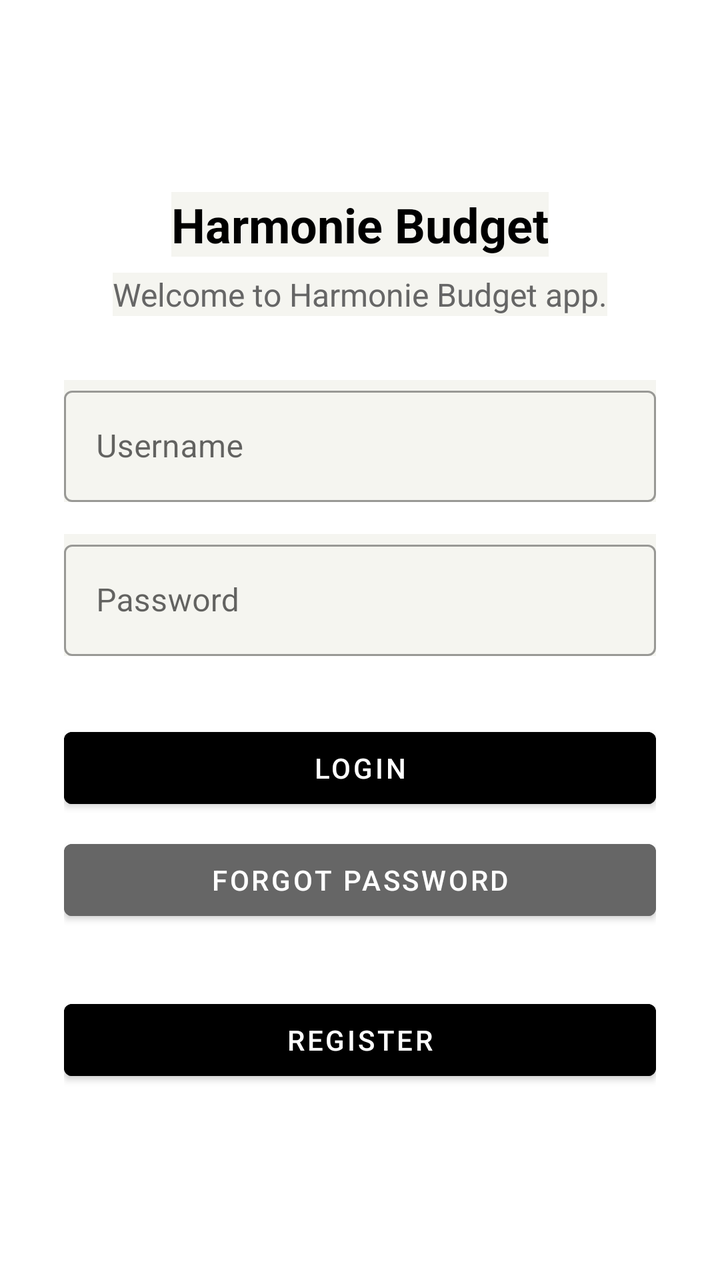
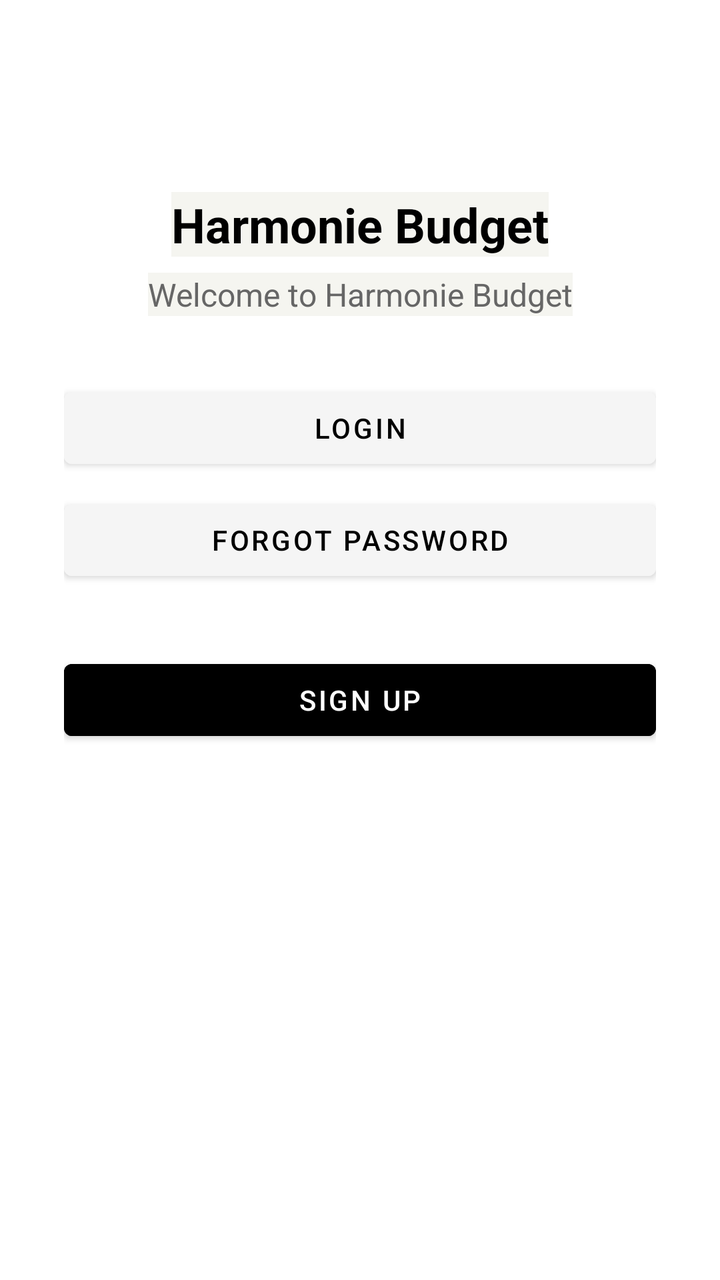

Screens rendered from an Android XML layout before and after an edit, with the pre-edit source and the edit as a unified diff.
<!-- AndroidManifest.xml: application theme Theme.HarmonieBudgetAppKt -->
<!-- res/layout/activity_main.xml -->
<?xml version="1.0" encoding="utf-8"?>
<androidx.constraintlayout.widget.ConstraintLayout
    xmlns:android="http://schemas.android.com/apk/res/android"
    xmlns:app="http://schemas.android.com/apk/res-auto"
    android:layout_width="match_parent"
    android:layout_height="match_parent"
    android:background="#FFFFFF"
    android:padding="32dp">

    
    <TextView
        android:id="@+id/tv_app_title"
        android:layout_width="wrap_content"
        android:layout_height="wrap_content"
        android:text="@string/app_name"
        android:textSize="24sp"
        android:textColor="#000000"
        android:textStyle="bold"
        app:layout_constraintTop_toTopOf="parent"
        app:layout_constraintStart_toStartOf="parent"
        app:layout_constraintEnd_toEndOf="parent"
        android:layout_marginTop="64dp" />

    
    <TextView
        android:id="@+id/tv_welcome"
        android:layout_width="wrap_content"
        android:layout_height="wrap_content"
        android:text="@string/welcome_text"
        android:textSize="16sp"
        android:textColor="#666666"
        app:layout_constraintTop_toBottomOf="@id/tv_app_title"
        app:layout_constraintStart_toStartOf="parent"
        app:layout_constraintEnd_toEndOf="parent"
        android:layout_marginTop="8dp" />

    
    <com.google.android.material.textfield.TextInputLayout
        android:id="@+id/til_username"
        android:layout_width="0dp"
        android:layout_height="wrap_content"
        android:hint="@string/hint_username"
        style="@style/Widget.MaterialComponents.TextInputLayout.OutlinedBox"
        app:layout_constraintTop_toBottomOf="@id/tv_welcome"
        app:layout_constraintStart_toStartOf="parent"
        app:layout_constraintEnd_toEndOf="parent"
        android:layout_marginTop="32dp">
        <com.google.android.material.textfield.TextInputEditText
            android:id="@+id/et_username"
            android:layout_width="match_parent"
            android:layout_height="wrap_content"
            android:backgroundTint="#E0E0E0" />
    </com.google.android.material.textfield.TextInputLayout>

    
    <com.google.android.material.textfield.TextInputLayout
        android:id="@+id/til_password"
        android:layout_width="0dp"
        android:layout_height="wrap_content"
        android:hint="@string/hint_password"
        style="@style/Widget.MaterialComponents.TextInputLayout.OutlinedBox"
        app:layout_constraintTop_toBottomOf="@id/til_username"
        app:layout_constraintStart_toStartOf="parent"
        app:layout_constraintEnd_toEndOf="parent"
        android:layout_marginTop="16dp">
        <com.google.android.material.textfield.TextInputEditText
            android:id="@+id/et_password"
            android:layout_width="match_parent"
            android:layout_height="wrap_content"
            android:inputType="textPassword"
            android:backgroundTint="#E0E0E0" />
    </com.google.android.material.textfield.TextInputLayout>

    
    <Button
        android:id="@+id/btn_login"
        android:layout_width="0dp"
        android:layout_height="wrap_content"
        android:text="@string/btn_login"
        android:backgroundTint="#000000"
        android:textColor="#FFFFFF"
        app:layout_constraintTop_toBottomOf="@id/til_password"
        app:layout_constraintStart_toStartOf="parent"
        app:layout_constraintEnd_toEndOf="parent"
        android:layout_marginTop="32dp" />

    
    <Button
        android:id="@+id/btn_forgot"
        android:layout_width="0dp"
        android:layout_height="wrap_content"
        android:text="@string/forgot_password"
        android:backgroundTint="#666666"
        android:textColor="#FFFFFF"
        app:layout_constraintTop_toBottomOf="@id/btn_login"
        app:layout_constraintStart_toStartOf="parent"
        app:layout_constraintEnd_toEndOf="parent"
        android:layout_marginTop="8dp" />

    
    <Button
        android:id="@+id/btn_register"
        android:layout_width="0dp"
        android:layout_height="wrap_content"
        android:text="@string/btn_register"
        android:backgroundTint="#000000"
        android:textColor="#FFFFFF"
        app:layout_constraintTop_toBottomOf="@id/btn_forgot"
        app:layout_constraintStart_toStartOf="parent"
        app:layout_constraintEnd_toEndOf="parent"
        android:layout_marginTop="32dp" />

</androidx.constraintlayout.widget.ConstraintLayout>
<!-- resources referenced by this layout -->
<resources>
  <string name="app_name">Harmonie Budget</string>
  <string name="btn_login">Login</string>
  <string name="btn_register">Register</string>
  <string name="forgot_password">Forgot Password</string>
  <string name="hint_password">Password</string>
  <string name="hint_username">Username</string>
  <string name="welcome_text">Welcome to Harmonie Budget app.</string>
  <style name="Theme.HarmonieBudgetAppKt" parent="Theme.MaterialComponents.DayNight.NoActionBar">
          <item name="colorPrimary">#007AFF</item>
          <item name="colorPrimaryVariant">#007AFF</item>
          <item name="colorOnPrimary">#FFFFFF</item>
          <item name="colorSecondary">#34C759</item>
          <item name="colorOnSecondary">#FFFFFF</item>
          <item name="android:statusBarColor">#F5F5F0</item>
          <item name="android:windowLightStatusBar">true</item>
          <item name="android:background">#F5F5F0</item>
      </style>
</resources>

<!-- the commit's change to res/layout/activity_main.xml (unified diff, before → after) -->
@@ -35,51 +35,14 @@
         android:layout_marginTop="8dp" />
 
     
-    <com.google.android.material.textfield.TextInputLayout
-        android:id="@+id/til_username"
-        android:layout_width="0dp"
-        android:layout_height="wrap_content"
-        android:hint="@string/hint_username"
-        style="@style/Widget.MaterialComponents.TextInputLayout.OutlinedBox"
-        app:layout_constraintTop_toBottomOf="@id/tv_welcome"
-        app:layout_constraintStart_toStartOf="parent"
-        app:layout_constraintEnd_toEndOf="parent"
-        android:layout_marginTop="32dp">
-        <com.google.android.material.textfield.TextInputEditText
-            android:id="@+id/et_username"
-            android:layout_width="match_parent"
-            android:layout_height="wrap_content"
-            android:backgroundTint="#E0E0E0" />
-    </com.google.android.material.textfield.TextInputLayout>
-
-    
-    <com.google.android.material.textfield.TextInputLayout
-        android:id="@+id/til_password"
-        android:layout_width="0dp"
-        android:layout_height="wrap_content"
-        android:hint="@string/hint_password"
-        style="@style/Widget.MaterialComponents.TextInputLayout.OutlinedBox"
-        app:layout_constraintTop_toBottomOf="@id/til_username"
-        app:layout_constraintStart_toStartOf="parent"
-        app:layout_constraintEnd_toEndOf="parent"
-        android:layout_marginTop="16dp">
-        <com.google.android.material.textfield.TextInputEditText
-            android:id="@+id/et_password"
-            android:layout_width="match_parent"
-            android:layout_height="wrap_content"
-            android:inputType="textPassword"
-            android:backgroundTint="#E0E0E0" />
-    </com.google.android.material.textfield.TextInputLayout>
-
-    
     <Button
         android:id="@+id/btn_login"
         android:layout_width="0dp"
         android:layout_height="wrap_content"
         android:text="@string/btn_login"
-        android:backgroundTint="#000000"
-        android:textColor="#FFFFFF"
-        app:layout_constraintTop_toBottomOf="@id/til_password"
+        android:backgroundTint="#F5F5F5"
+        android:textColor="#000000"
+        app:layout_constraintTop_toBottomOf="@id/tv_welcome"
         app:layout_constraintStart_toStartOf="parent"
         app:layout_constraintEnd_toEndOf="parent"
         android:layout_marginTop="32dp" />
@@ -90,8 +53,8 @@
         android:layout_width="0dp"
         android:layout_height="wrap_content"
         android:text="@string/forgot_password"
-        android:backgroundTint="#666666"
-        android:textColor="#FFFFFF"
+        android:backgroundTint="#F5F5F5"
+        android:textColor="#000000"
         app:layout_constraintTop_toBottomOf="@id/btn_login"
         app:layout_constraintStart_toStartOf="parent"
         app:layout_constraintEnd_toEndOf="parent"
<!-- resource entries referenced after the edit -->
@@ -2,11 +2,9 @@
 <resources>
   <string name="app_name">Harmonie Budget</string>
   <string name="btn_login">Login</string>
-  <string name="btn_register">Register</string>
+  <string name="btn_register">Sign up</string>
   <string name="forgot_password">Forgot Password</string>
-  <string name="hint_password">Password</string>
-  <string name="hint_username">Username</string>
-  <string name="welcome_text">Welcome to Harmonie Budget app.</string>
+  <string name="welcome_text">Welcome to Harmonie Budget</string>
   <style name="Theme.HarmonieBudgetAppKt" parent="Theme.MaterialComponents.DayNight.NoActionBar">
           <item name="colorPrimary">#007AFF</item>
           <item name="colorPrimaryVariant">#007AFF</item>
